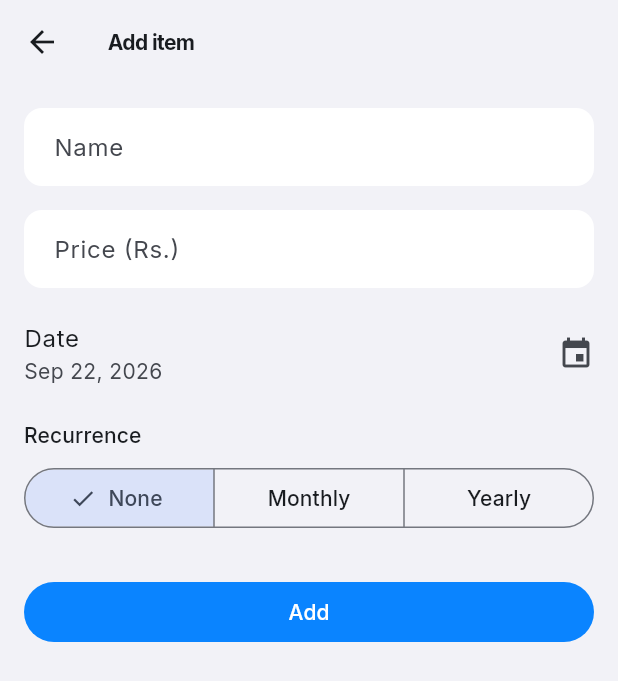
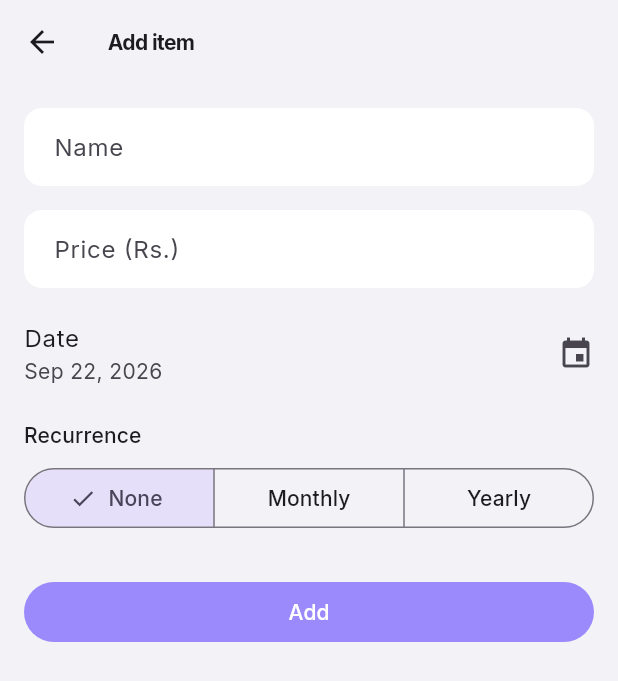
Before and after one commit to Shayaan-Nofil/Monthly_Budget_App, a Flutter app: the AddEditItemScreen screen opened directly with empty values, on a phone screen of 412 x 824 dp. Shown: the top 681 px of the screen. Run offline on Flutter 3.47's test engine with Material 3 defaults, Android fonts, the light colour scheme and no system bars; our stand-ins replace cloud_firestore, firebase_auth, firebase_core, firebase_storage, fl_chart, flutter_image_compress and 2 more; missing offline and left inert: cunning_document_scanner; accounts and stored records are empty; generated files the repository leaves out were written again.

Commit message:
update: changed the primary color to lavendar + fixed some overflow issues

```diff
--- a/lib/screens/add_edit_item_screen.dart
+++ b/lib/screens/add_edit_item_screen.dart
@@ -127,14 +127,26 @@ class _AddEditItemScreenState extends State<AddEditItemScreen> {
           ),
           if (_recurrence != RecurrenceFrequency.none) ...[
             const SizedBox(height: 16),
-            ListTile(
-              contentPadding: EdgeInsets.zero,
-              title: const Text('Day of month'),
-              subtitle: Text('$_recurringDay'),
-              trailing: SizedBox(
-                width: 100,
+            Row(
+              children: [
+                Expanded(
+                  child: Text(
+                    'Day of month',
+                    style: Theme.of(context).textTheme.bodyLarge,
+                  ),
+                ),
+                SizedBox(
+                  width: 96,
                   child: DropdownButtonFormField<int>(
                     initialValue: _recurringDay.clamp(1, 31),
+                    isExpanded: true,
+                    decoration: const InputDecoration(
+                      isDense: true,
+                      contentPadding: EdgeInsets.symmetric(
+                        horizontal: 12,
+                        vertical: 10,
+                      ),
+                    ),
                     items: [
                       for (var d = 1; d <= 31; d++)
                         DropdownMenuItem(value: d, child: Text('$d')),
@@ -144,21 +156,39 @@ class _AddEditItemScreenState extends State<AddEditItemScreen> {
                     },
                   ),
                 ),
+              ],
             ),
           ],
           if (_recurrence == RecurrenceFrequency.yearly) ...[
-            ListTile(
-              contentPadding: EdgeInsets.zero,
-              title: const Text('Month'),
-              trailing: SizedBox(
-                width: 140,
+            const SizedBox(height: 12),
+            Row(
+              children: [
+                Expanded(
+                  child: Text(
+                    'Month',
+                    style: Theme.of(context).textTheme.bodyLarge,
+                  ),
+                ),
+                SizedBox(
+                  width: 150,
                   child: DropdownButtonFormField<int>(
                     initialValue: _recurringMonth,
+                    isExpanded: true,
+                    decoration: const InputDecoration(
+                      isDense: true,
+                      contentPadding: EdgeInsets.symmetric(
+                        horizontal: 12,
+                        vertical: 10,
+                      ),
+                    ),
                     items: [
                       for (var m = 1; m <= 12; m++)
                         DropdownMenuItem(
                           value: m,
-                        child: Text(DateFormat.MMMM().format(DateTime(2026, m))),
+                          child: Text(
+                            DateFormat.MMMM().format(DateTime(2026, m)),
+                            overflow: TextOverflow.ellipsis,
+                          ),
                         ),
                     ],
                     onChanged: (v) {
@@ -166,6 +196,7 @@ class _AddEditItemScreenState extends State<AddEditItemScreen> {
                     },
                   ),
                 ),
+              ],
             ),
           ],
           const SizedBox(height: 28),
--- a/lib/screens/analytics_screen.dart
+++ b/lib/screens/analytics_screen.dart
@@ -152,7 +152,7 @@ class AnalyticsScreen extends StatelessWidget {
                           ? 'Category breakdown'
                           : '${selected.name} by category',
                       child: SizedBox(
-                        height: 240,
+                        height: 220,
                         child: slices.isEmpty
                             ? Center(
                                 child: Text(
@@ -163,25 +163,31 @@ class AnalyticsScreen extends StatelessWidget {
                             : Row(
                                 children: [
                                   Expanded(
+                                    flex: 4,
+                                    child: Padding(
+                                      padding: const EdgeInsets.only(right: 12),
                                       child: PieChart(
                                         PieChartData(
                                           sectionsSpace: 2,
-                                        centerSpaceRadius: 40,
+                                          centerSpaceRadius: 28,
                                           sections: [
                                             for (final slice in slices)
                                               PieChartSectionData(
                                                 value: slice.used,
-                                              color: AppConstants.colorFromHex(
+                                                color:
+                                                    AppConstants.colorFromHex(
                                                   slice.category.colorHex,
                                                 ),
                                                 title: '',
-                                              radius: 48,
+                                                radius: 34,
                                               ),
                                           ],
                                         ),
                                       ),
                                     ),
+                                  ),
                                   Expanded(
+                                    flex: 5,
                                     child: Column(
                                       crossAxisAlignment:
                                           CrossAxisAlignment.start,
--- a/lib/theme/app_theme.dart
+++ b/lib/theme/app_theme.dart
@@ -2,11 +2,11 @@ import 'package:flutter/cupertino.dart';
 import 'package:flutter/material.dart';
 import 'package:google_fonts/google_fonts.dart';
 
-/// iOS 26–inspired theme: system fonts feel, soft surfaces, system blue accent.
+/// iOS-inspired theme with a lavender accent.
 class AppTheme {
   AppTheme._();
 
-  static const _accent = Color(0xFF0A84FF);
+  static const _accent = Color(0xFF9B8AFB);
   static const _overspend = Color(0xFFFF453A);
   static const _success = Color(0xFF30D158);
 
--- a/lib/utils/constants.dart
+++ b/lib/utils/constants.dart
@@ -12,7 +12,7 @@ class AppConstants {
   ];
 
   static const defaultCategoryColors = <String, Color>{
-    'Petrol': Color(0xFF0A84FF),
+    'Petrol': Color(0xFF7C6CF0),
     'Food': Color(0xFFFF9F0A),
     'Subscriptions': Color(0xFFBF5AF2),
     'Cigarette': Color(0xFFFF453A),
@@ -20,7 +20,7 @@ class AppConstants {
   };
 
   static const fallbackCategoryColors = <Color>[
-    Color(0xFF0A84FF),
+    Color(0xFF9B8AFB),
     Color(0xFFFF9F0A),
     Color(0xFFBF5AF2),
     Color(0xFFFF453A),
```
Lines whose indentation alone changed are shown as unchanged.
